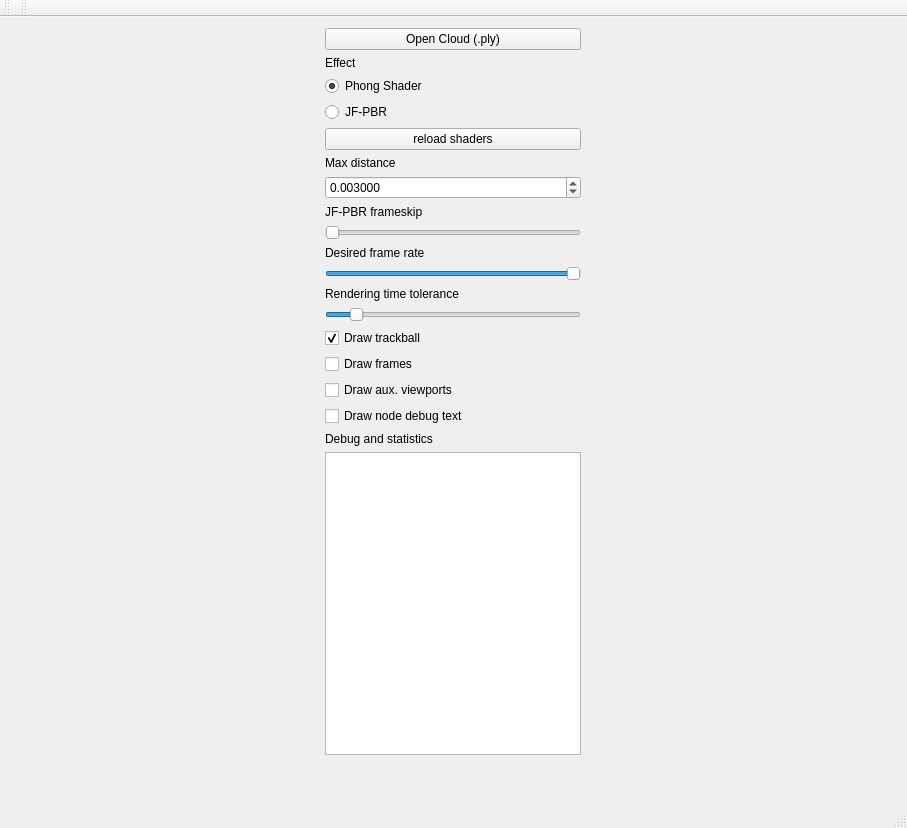
dsilvavinicius/OMiCroN, file src/header/ui/mainwindow.ui: the form before one commit.
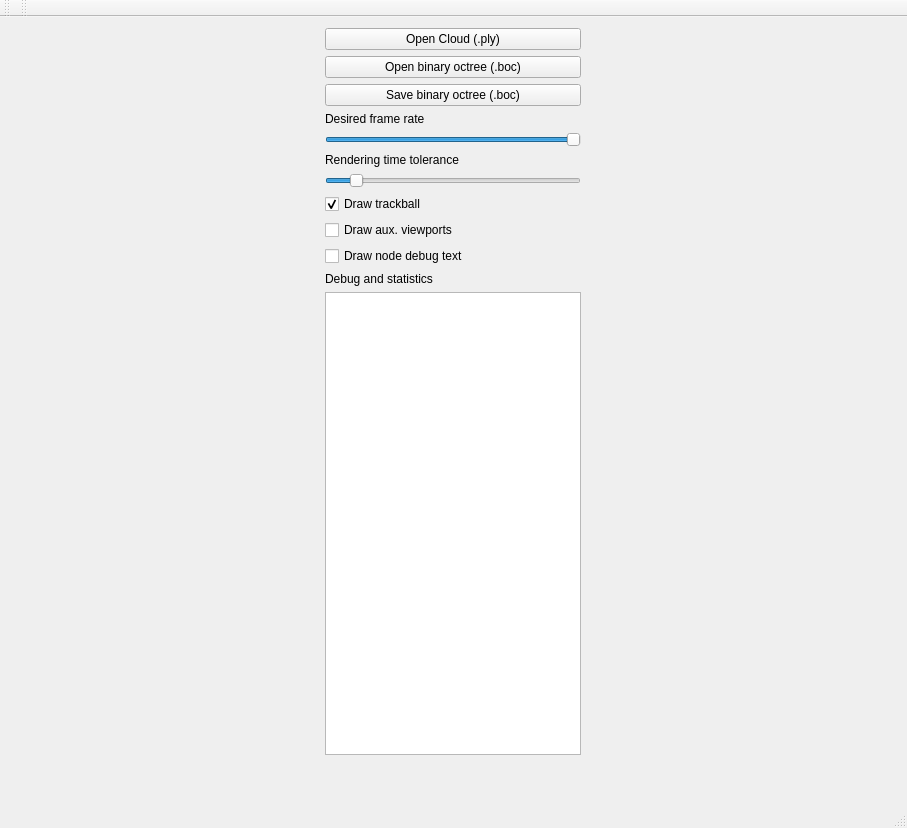
The form after the commit.

Commit message: Some code cleanup and added FrontOctree to test the binary octree files .boc created by OctreeFile.

Diff of the .ui file:
```diff
--- a/src/header/ui/mainwindow.ui
+++ b/src/header/ui/mainwindow.ui
@@ -28,97 +28,16 @@
        </widget>
       </item>
       <item>
-       <widget class="QLabel" name="lb_effects">
+       <widget class="QPushButton" name="bt_open_octree">
         <property name="text">
-         <string>Effect</string>
+         <string>Open binary octree (.boc)</string>
         </property>
        </widget>
       </item>
       <item>
-       <widget class="QRadioButton" name="radio_phong">
+       <widget class="QPushButton" name="bt_save_octree">
         <property name="text">
-         <string>Phong Shader</string>
-        </property>
-        <property name="checked">
-         <bool>true</bool>
-        </property>
-        <attribute name="buttonGroup">
-         <string notr="true">group_effects</string>
-        </attribute>
-       </widget>
-      </item>
-      <item>
-       <widget class="QRadioButton" name="radio_jfpbr">
-        <property name="text">
-         <string>JF-PBR</string>
-        </property>
-        <attribute name="buttonGroup">
-         <string notr="true">group_effects</string>
-        </attribute>
-       </widget>
-      </item>
-      <item>
-       <widget class="QPushButton" name="button_reload_shaders">
-        <property name="text">
-         <string>reload shaders</string>
-        </property>
-       </widget>
-      </item>
-      <item>
-       <widget class="QLabel" name="label_first_max_distance">
-        <property name="sizePolicy">
-         <sizepolicy hsizetype="Minimum" vsizetype="Fixed">
-          <horstretch>0</horstretch>
-          <verstretch>0</verstretch>
-         </sizepolicy>
-        </property>
-        <property name="text">
-         <string>Max distance</string>
-        </property>
-       </widget>
-      </item>
-      <item>
-       <widget class="QDoubleSpinBox" name="spinbox_first_max_distance">
-        <property name="decimals">
-         <number>6</number>
-        </property>
-        <property name="maximum">
-         <double>1.000000000000000</double>
-        </property>
-        <property name="singleStep">
-         <double>0.001000000000000</double>
-        </property>
-        <property name="value">
-         <double>0.003000000000000</double>
-        </property>
-       </widget>
-      </item>
-      <item>
-       <widget class="QLabel" name="lb_frameskip">
-        <property name="text">
-         <string>JF-PBR frameskip</string>
-        </property>
-       </widget>
-      </item>
-      <item>
-       <widget class="QSlider" name="sld_frameskip">
-        <property name="sizePolicy">
-         <sizepolicy hsizetype="Minimum" vsizetype="Fixed">
-          <horstretch>0</horstretch>
-          <verstretch>0</verstretch>
-         </sizepolicy>
-        </property>
-        <property name="minimum">
-         <number>1</number>
-        </property>
-        <property name="maximum">
-         <number>5</number>
-        </property>
-        <property name="value">
-         <number>1</number>
-        </property>
-        <property name="orientation">
-         <enum>Qt::Horizontal</enum>
+         <string>Save binary octree (.boc)</string>
         </property>
        </widget>
       </item>
@@ -190,13 +109,6 @@
         </property>
        </widget>
       </item>
-      <item>
-       <widget class="QCheckBox" name="bt_write_frames">
-        <property name="text">
-         <string>Draw frames</string>
-        </property>
-       </widget>
-      </item>
       <item>
        <widget class="QCheckBox" name="ckbx_draw_viewports">
         <property name="enabled">
```
The commit also changes 9 other files.
